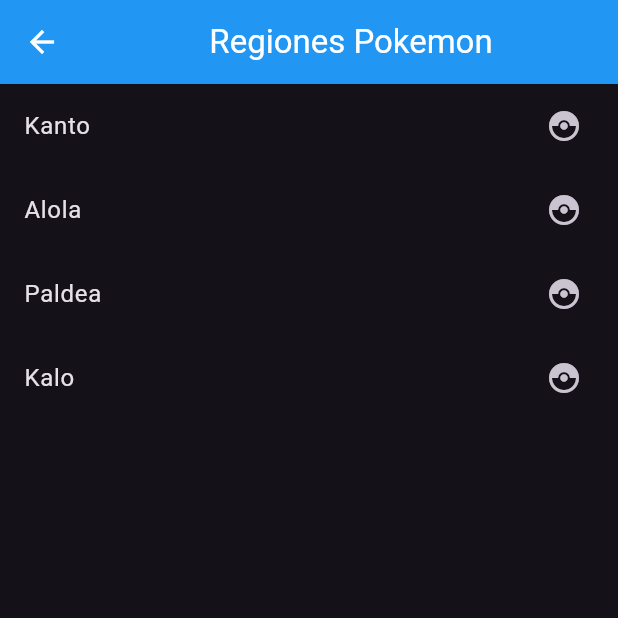
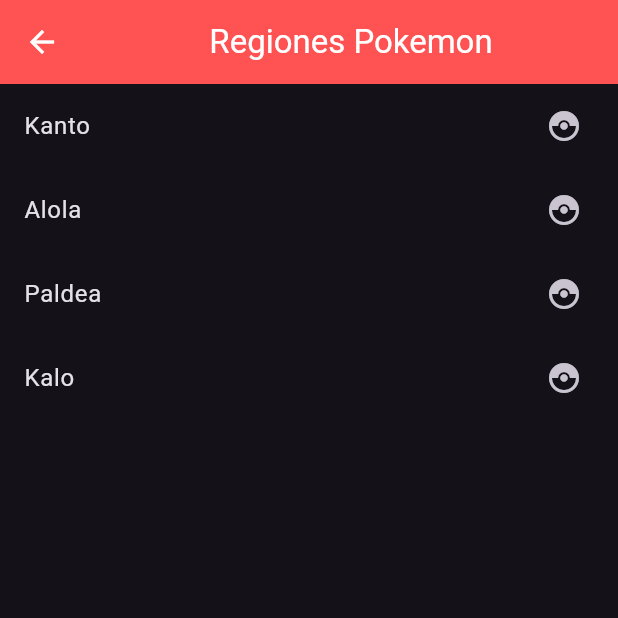
Before and after one commit to Franma2005/pokemon_app, a Flutter app: the screen it shows after launch, after a tap on "List Pokemon 1", on a phone screen of 412 x 824 dp, the top half of it. Run offline on Flutter 3.47's test engine with Material 3 defaults, Android fonts, the phone set to English and light mode, and no system bars.

Commit message:
ThemeData modify appBar

```diff
--- a/lib/main.dart
+++ b/lib/main.dart
@@ -16,7 +16,15 @@ class MyApp extends StatelessWidget {
       initialRoute: appRoutes.initialRoutes,
       routes: appRoutes.generateRoutes(),
       onGenerateRoute: appRoutes.onGenerateRoute,
-      theme: ThemeData.dark(),
+      theme: ThemeData.dark().copyWith(
+        primaryColor: Colors.redAccent,
+
+        // Personalización de los AppBar de la app
+        appBarTheme: AppBarTheme(
+          color: Colors.redAccent,
+          elevation: 0,
+        ),
+      ),
     );
   }
 }
--- a/lib/screens/homepokemon_screen.dart
+++ b/lib/screens/homepokemon_screen.dart
@@ -10,7 +10,6 @@ class HomepokemonScreen extends StatelessWidget {
   Widget build(BuildContext context) {
     return Scaffold(
       appBar: AppBar(
-        backgroundColor: Colors.blue,
         foregroundColor: Colors.white,
         title: const Center(child: Text('Home Pokemon Screen')),
       ),
--- a/lib/screens/listview1pokemon_screen.dart
+++ b/lib/screens/listview1pokemon_screen.dart
@@ -10,7 +10,6 @@ class Listview1pokemonScreen extends StatelessWidget {
   Widget build(BuildContext context) {
     return Scaffold(
       appBar: AppBar(
-        backgroundColor: Colors.blue,
         foregroundColor: Colors.white,
         title: Center(
           child: Text('Regiones Pokemon')
--- a/lib/screens/listview2pokemon_screen copy.dart
+++ b/lib/screens/listview2pokemon_screen copy.dart
@@ -10,7 +10,6 @@ class Listview2pokemonScreen extends StatelessWidget {
   Widget build(BuildContext context) {
     return Scaffold(
       appBar: AppBar(
-        backgroundColor: Colors.blue,
         foregroundColor: Colors.white,
         title: Center(
           child: Text('Regiones Pokemon')
```
